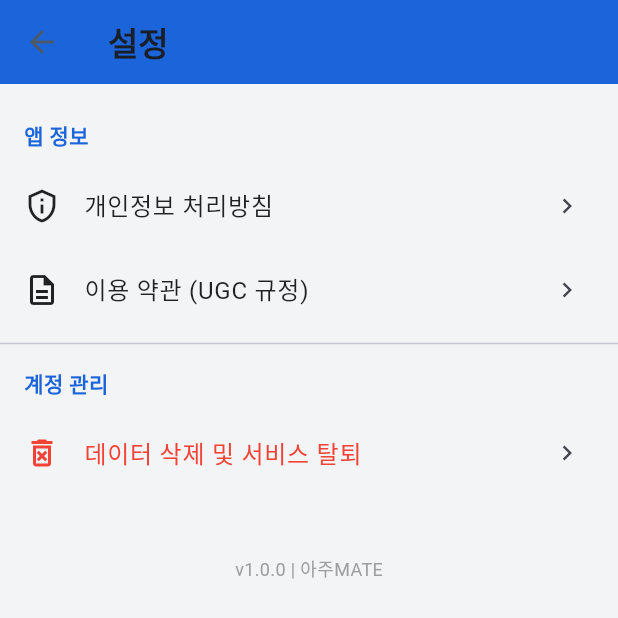
After one commit to wikiwiki1006/AjouMate_Application, a Flutter app: the screen it shows after launch, after a tap on the "settings" icon, on a phone screen of 412 x 824 dp. The commit adds this screen. Shown: the top 618 px of the screen. Run offline on Flutter 3.47's test engine with Material 3 defaults, Android fonts, the phone set to English and light mode, and no system bars; our stand-ins replace device_preview, flutter_local_notifications, shared_preferences, supabase_flutter; missing offline and left inert: flutter_naver_map; accounts and stored records are empty; network calls fail.

Commit message:
심사 준비: 내부 채팅 제거, 신고/차단 기능 추가, 개인정보 처리방침 웹페이지 및 설정 화면 구현

```diff
--- a/lib/screens/create_room_screen.dart
+++ b/lib/screens/create_room_screen.dart
@@ -139,6 +139,24 @@ class _CreateRoomScreenState extends State<CreateRoomScreen> {
       ScaffoldMessenger.of(context).showSnackBar(const SnackBar(content: Text('지도에서 출발지와 목적지를 확정해주세요.')));
       return;
     }
+
+    // 0. UGC 가이드라인 동의 확인
+    final agreed = await showDialog<bool>(
+      context: context,
+      builder: (context) => AlertDialog(
+        title: const Text('커뮤니티 가이드라인 동의'),
+        content: const Text(
+          '택시 합승 방 생성 시 부적절한 콘텐츠(욕설, 비하, 광고 등)를 게시할 경우 '
+          '서비스 이용이 제한될 수 있습니다. 이에 동의하십니까?'
+        ),
+        actions: [
+          TextButton(onPressed: () => Navigator.pop(context, false), child: const Text('취소')),
+          TextButton(onPressed: () => Navigator.pop(context, true), child: const Text('동의 및 생성')),
+        ],
+      ),
+    );
+
+    if (agreed != true) return;
 
     setState(() => _isSearching = true);
 
--- a/lib/screens/home_screen.dart
+++ b/lib/screens/home_screen.dart
@@ -3,6 +3,7 @@ import 'meal_screen.dart';
 import 'shuttle_screen.dart';
 import 'notice_screen.dart';
 import 'taxi_share_screen.dart';
+import 'settings_screen.dart';
 
 class HomeScreen extends StatelessWidget {
   const HomeScreen({super.key});
@@ -15,6 +16,15 @@ class HomeScreen extends StatelessWidget {
       backgroundColor: const Color(0xFFF2F4F6),
       appBar: AppBar(
         centerTitle: true,
+        actions: [
+          IconButton(
+            icon: const Icon(Icons.settings, color: Colors.white),
+            onPressed: () => Navigator.push(
+              context,
+              MaterialPageRoute(builder: (context) => const SettingsScreen()),
+            ),
+          ),
+        ],
         title: RichText(
           text: const TextSpan(
             style: TextStyle(
--- /dev/null
+++ b/lib/screens/settings_screen.dart
@@ -0,0 +1,162 @@
+import 'package:flutter/material.dart';
+import 'package:shared_preferences/shared_preferences.dart';
+import 'package:supabase_flutter/supabase_flutter.dart';
+import 'package:url_launcher/url_launcher.dart';
+
+class SettingsScreen extends StatelessWidget {
+  const SettingsScreen({super.key});
+
+  Future<void> _deleteAccountData(BuildContext context) async {
+    final confirm = await showDialog<bool>(
+      context: context,
+      builder: (context) => AlertDialog(
+        title: const Text('데이터 삭제 및 탈퇴'),
+        content: const Text('정말로 탈퇴하시겠습니까?\n이 기기에서 생성한 모든 데이터와 차단 목록이 삭제됩니다.'),
+        actions: [
+          TextButton(onPressed: () => Navigator.pop(context, false), child: const Text('취소')),
+          TextButton(
+            onPressed: () => Navigator.pop(context, true),
+            child: const Text('삭제', style: TextStyle(color: Colors.red)),
+          ),
+        ],
+      ),
+    );
+
+    if (confirm == true) {
+      // 1. 로컬 데이터 삭제
+      final prefs = await SharedPreferences.getInstance();
+      await prefs.clear();
+
+      // 2. Supabase 세션 로그아웃 (익명 세션 종료)
+      await Supabase.instance.client.auth.signOut();
+
+      if (context.mounted) {
+        ScaffoldMessenger.of(context).showSnackBar(
+          const SnackBar(content: Text('데이터가 성공적으로 삭제되었습니다.')),
+        );
+        Navigator.of(context).popUntil((route) => route.isFirst);
+      }
+    }
+  }
+
+  void _showPrivacyPolicy(BuildContext context) async {
+    const url = 'https://wikiwiki1006.github.io/ajou.universityapp/';
+    final uri = Uri.parse(url);
+    if (await canLaunchUrl(uri)) {
+      await launchUrl(uri, mode: LaunchMode.externalApplication);
+    } else {
+      // 웹사이트 연결 실패 시 기존 다이얼로그 방식 유지 (Fallback)
+      if (context.mounted) {
+        showDialog(
+          context: context,
+          builder: (context) => AlertDialog(
+            title: const Text('개인정보 처리방침'),
+            content: const SingleChildScrollView(
+              child: Text(
+                '본 앱은 아주대학교 학생들의 편의를 위해 제공되는 서비스입니다.\n\n'
+                '1. 수집하는 정보: 익명 사용자 식별자(UUID), 기기 설정값.\n'
+                '2. 이용 목적: 택시 합승 방 생성 시 사용자 식별, 부적절한 사용자 차단.\n'
+                '3. 보유 기간: 서비스 이용 기간 동안 보유하며, 사용자가 데이터 삭제를 요청할 경우 즉시 파기합니다.\n'
+                '4. 동의 거부: 정보 수집에 동의하지 않을 경우 일부 서비스(택시 합승 등) 이용이 제한될 수 있습니다.',
+              ),
+            ),
+            actions: [
+              TextButton(onPressed: () => Navigator.pop(context), child: const Text('확인')),
+            ],
+          ),
+        );
+      }
+    }
+  }
+
+  @override
+  Widget build(BuildContext context) {
+    return Scaffold(
+      appBar: AppBar(
+        title: const Text('설정'),
+        backgroundColor: const Color(0xFF1B64DA),
+        foregroundColor: Colors.white,
+      ),
+      body: ListView(
+        children: [
+          const SizedBox(height: 16),
+          _buildSectionHeader('앱 정보'),
+          _buildListTile(
+            context,
+            '개인정보 처리방침',
+            Icons.privacy_tip_outlined,
+            onTap: () => _showPrivacyPolicy(context),
+          ),
+          _buildListTile(
+            context,
+            '이용 약관 (UGC 규정)',
+            Icons.description_outlined,
+            onTap: () {
+              showDialog(
+                context: context,
+                builder: (context) => AlertDialog(
+                  title: const Text('이용 약관'),
+                  content: const SingleChildScrollView(
+                    child: Text(
+                      '택시 합승 서비스 이용 시 다음 규정을 준수해야 합니다.\n\n'
+                      '1. 부적절한 콘텐츠(욕설, 비하, 광고 등) 게시 금지.\n'
+                      '2. 허위 정보 게시 금지.\n'
+                      '3. 타인에게 불쾌감을 주는 행위 금지.\n\n'
+                      '위반 시 서비스 이용이 제한될 수 있으며, 게시물은 신고를 통해 즉시 삭제될 수 있습니다.',
+                    ),
+                  ),
+                  actions: [
+                    TextButton(onPressed: () => Navigator.pop(context), child: const Text('확인')),
+                  ],
+                ),
+              );
+            },
+          ),
+          const Divider(),
+          _buildSectionHeader('계정 관리'),
+          _buildListTile(
+            context,
+            '데이터 삭제 및 서비스 탈퇴',
+            Icons.delete_forever_outlined,
+            textColor: Colors.red,
+            onTap: () => _deleteAccountData(context),
+          ),
+          const SizedBox(height: 40),
+          const Center(
+            child: Text(
+              'v1.0.0 | 아주MATE',
+              style: TextStyle(color: Colors.grey, fontSize: 12),
+            ),
+          ),
+        ],
+      ),
+    );
+  }
+
+  Widget _buildSectionHeader(String title) {
+    return Padding(
+      padding: const EdgeInsets.symmetric(horizontal: 16, vertical: 8),
+      child: Text(
+        title,
+        style: const TextStyle(
+          fontSize: 14,
+          fontWeight: FontWeight.bold,
+          color: Color(0xFF1B64DA),
+        ),
+      ),
+    );
+  }
+
+  Widget _buildListTile(BuildContext context, String title, IconData icon,
+      {VoidCallback? onTap, Color? textColor}) {
+    return ListTile(
+      leading: Icon(icon, color: textColor ?? Colors.black87),
+      title: Text(
+        title,
+        style: TextStyle(color: textColor ?? Colors.black87),
+      ),
+      trailing: const Icon(Icons.chevron_right, size: 20),
+      onTap: onTap,
+    );
+  }
+}
--- a/pubspec.yaml
+++ b/pubspec.yaml
@@ -19,6 +19,7 @@ dependencies:
   flutter_naver_map: ^1.2.0
   intl: ^0.20.2
   flutter_local_notifications: ^21.0.0
+  shared_preferences: ^2.5.5
 
 dev_dependencies:
   flutter_test:
@@ -29,7 +30,7 @@ dev_dependencies:
 flutter_launcher_icons:
   android: "launcher_icon"
   ios: true
-  image_path: "assets/icon/icon.jpg"
+  image_path: "assets/icon/app_icon.png"
   min_sdk_android: 21
 
 flutter:
```
Also changed, not shown: lib/models/message.dart (deleted, +0 -37 lines), lib/screens/chat_screen.dart (deleted, +0 -88 lines), lib/screens/splash_screen.dart (+0 -9 lines), lib/screens/taxi_share_screen.dart (+95 -12 lines), lib/services/supabase_service.dart (+25 -46 lines), assets/icon/app_icon.png (added), pubspec.lock, 27 other files.
